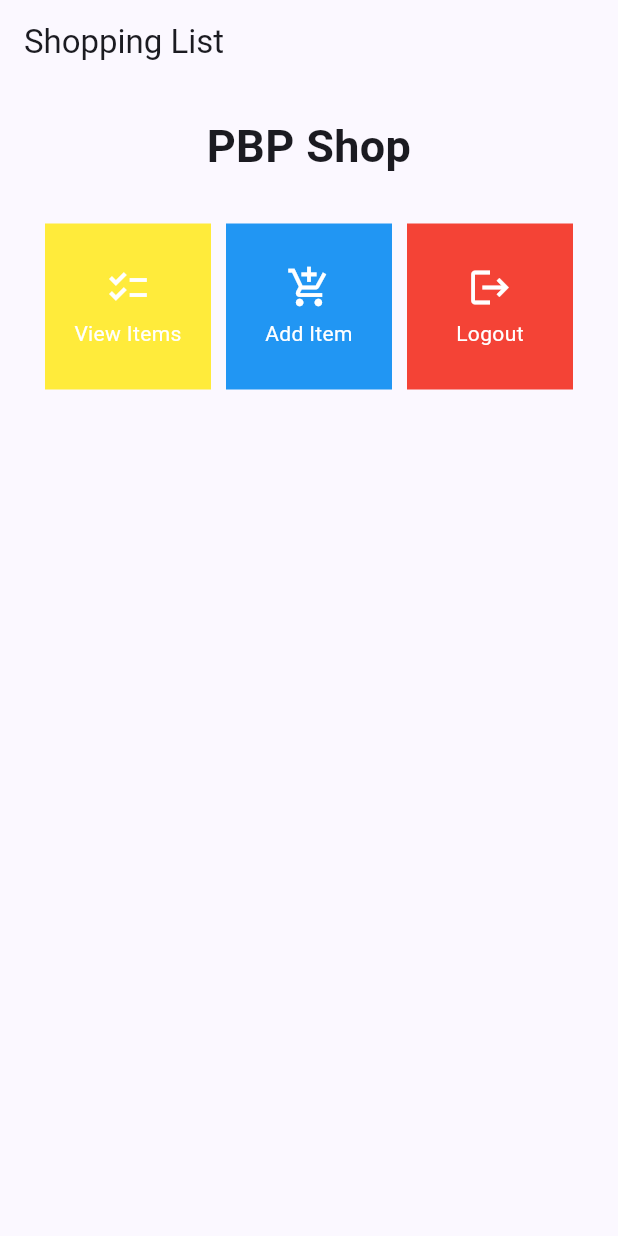
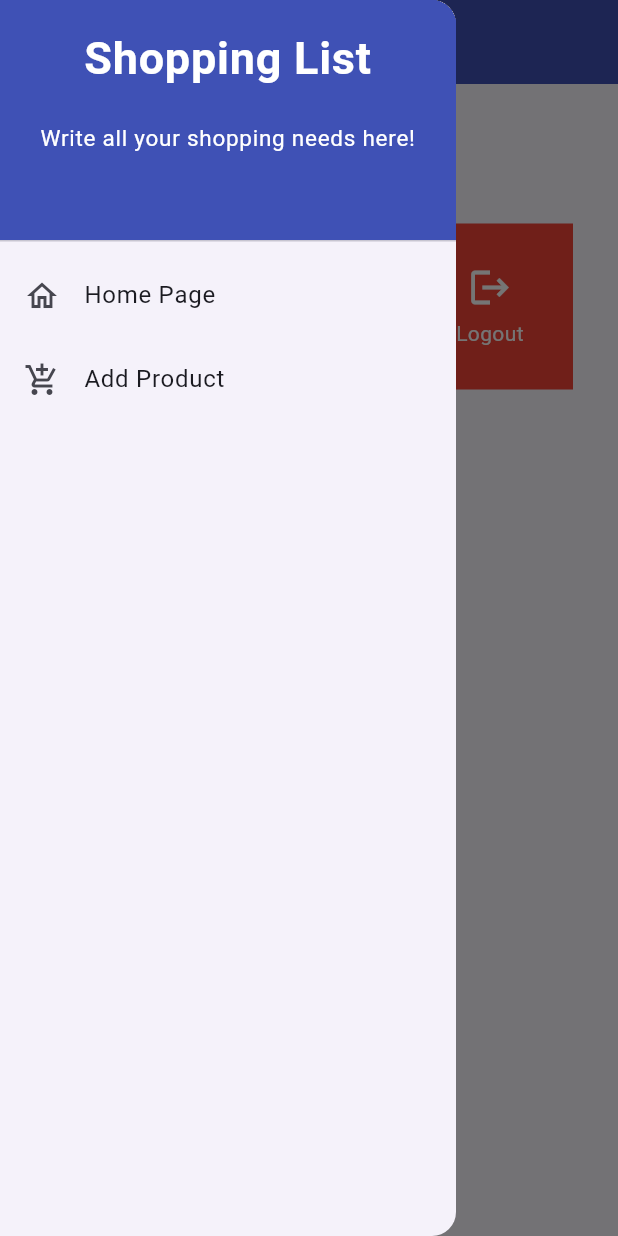
Before and after one commit to samuelcodingjourney/store-inventory-mobile, a Flutter app: the screen it shows after launch, with the side drawer open (before the commit the screen has no drawer), on a phone screen of 412 x 824 dp. Run offline on Flutter 3.47's test engine with Material 2 defaults, Android fonts, the phone set to English and light mode, and no system bars.

Commit message:
commit for assignment8

```diff
--- a/lib/main.dart
+++ b/lib/main.dart
@@ -1,5 +1,5 @@
 import 'package:flutter/material.dart';
-import 'package:store_inventory/menu.dart';
+import 'package:store_inventory/screens/menu.dart';
 
 void main() {
   runApp(const MyApp());
--- a/lib/menu.dart
+++ b/lib/screens/menu.dart
@@ -1,19 +1,15 @@
 import 'package:flutter/material.dart';
+import 'package:store_inventory/widgets/left_drawer.dart';
+import 'package:store_inventory/widgets/shop_card.dart';
 
 
-class ShopItem {
-  final String name;
-  final IconData icon;
-
-  ShopItem(this.name, this.icon);
-}
 class MyHomePage extends StatelessWidget {
   MyHomePage({Key? key}) : super(key: key);
   final List<ShopItem> items = [
-    ShopItem("View Items", Icons.checklist),
-    ShopItem("Add Item", Icons.add_shopping_cart),
+    ShopItem("View Products", Icons.checklist),
+    ShopItem("Add Product", Icons.add_shopping_cart),
     ShopItem("Logout", Icons.logout),
-];
+  ];
   // This widget is the home page of your application. It is stateful, meaning
   // that it has a State object (defined below) that contains fields that affect
   // how it looks.
@@ -30,7 +26,10 @@
     title: const Text(
       'Shopping List',
     ),
+    backgroundColor: Colors.indigo,
+    foregroundColor: Colors.white,
   ),
+  drawer: const LeftDrawer(),
   body: SingleChildScrollView(
     // Scrolling wrapper widget
     child: Padding(
@@ -69,66 +68,5 @@
     ),
   ),
         );
-    }
-
-
 }
-
-class ShopCard extends StatelessWidget {
-  final ShopItem item;
-
-  const ShopCard(this.item, {Key? key}); // Constructor
-  @override
-  Widget build(BuildContext context) {
-    var colors = Colors.indigo;
-    var identify = '${this.item.name}';
-    switch(identify) {
-      case "View Items": colors = Colors.yellow;
-      break;
-
-      case "Add Item": colors = Colors.blue;
-      break;
-
-      case "Logout": colors = Colors.red;
-      break;
-
-      default: colors= colors;
-      break;
-    }
-    return Material(
-      color: colors,
-      child: InkWell(
-        // Responsive touch area
-        onTap: () {
-          // Show a SnackBar when clicked
-          ScaffoldMessenger.of(context)
-            ..hideCurrentSnackBar()
-            ..showSnackBar(SnackBar(
-                content: Text("You clicked the ${item.name} button")));
-        },
-        child: Container(
-          // Container to hold Icon and Text
-          padding: const EdgeInsets.all(8),
-          child: Center(
-            child: Column(
-              mainAxisAlignment: MainAxisAlignment.center,
-              children: [
-                Icon(
-                  item.icon,
-                  color: Colors.white,
-                  size: 30.0,
-                ),
-                const Padding(padding: EdgeInsets.all(3)),
-                Text(
-                  item.name,
-                  textAlign: TextAlign.center,
-                  style: const TextStyle(color: Colors.white),
-                ),
-              ],
-            ),
-          ),
-        ),
-      ),
-    );
-  }
 }
--- /dev/null
+++ b/lib/widgets/left_drawer.dart
@@ -0,0 +1,73 @@
+import 'package:flutter/material.dart';
+import 'package:store_inventory/screens/menu.dart';
+import 'package:store_inventory/screens/shoplist_form.dart'; // TODO: Import the ShopFormPage page here
+class LeftDrawer extends StatelessWidget {
+  const LeftDrawer({super.key});
+
+  @override
+  Widget build(BuildContext context) {
+    return Drawer(
+      child: ListView(
+        children: [
+          const DrawerHeader(
+            decoration: BoxDecoration(
+    color: Colors.indigo,
+  ),
+  child: Column(
+    children: [
+      Text(
+        'Shopping List',
+        textAlign: TextAlign.center,
+        style: TextStyle(
+          fontSize: 30,
+          fontWeight: FontWeight.bold,
+          color: Colors.white,
+        ),
+      ),
+      Padding(padding: EdgeInsets.all(10)),
+      Text("Write all your shopping needs here!",
+            textAlign: TextAlign.center,
+            style: TextStyle(
+              fontSize: 15,
+              color: Colors.white,
+              fontWeight: FontWeight.normal,
+            )
+          // TODO: Add a text style with center alignment, font size 15, white color, and regular weight
+          ),
+    ],
+  ),// TODO: drawer header section
+          ),
+          ListTile(
+  leading: const Icon(Icons.home_outlined),
+  title: const Text('Home Page'),
+  // redirect to MyHomePage
+  onTap: () {
+    Navigator.pushReplacement(
+        context,
+        MaterialPageRoute(
+          builder: (context) => MyHomePage(),
+        ));
+  },
+),
+ListTile(
+  leading: const Icon(Icons.add_shopping_cart),
+  title: const Text('Add Product'),
+  // redirect to ShopFormPage
+  onTap: () {
+    Navigator.pushReplacement(
+        context,
+        MaterialPageRoute(
+          builder: (context) => ShopFormPage(),
+        ));
+
+
+    /*
+    TODO: Create routing to ShopFormPage here
+    */
+  },
+),// TODO: routing section
+        ],
+      ),
+    );
+  }
+}
--- /dev/null
+++ b/lib/widgets/shop_card.dart
@@ -0,0 +1,78 @@
+import 'package:flutter/material.dart';
+import 'package:store_inventory/screens/shoplist_form.dart';
+
+class ShopItem {
+  final String name;
+  final IconData icon;
+
+  ShopItem(this.name, this.icon);
+}
+class ShopCard extends StatelessWidget {
+  final ShopItem item;
+
+  const ShopCard(this.item, {Key? key}); // Constructor
+
+  @override
+  Widget build(BuildContext context) {
+    var colors = Colors.indigo;
+    var identify = '${this.item.name}';
+    switch(identify) {
+      case "View Products": colors = Colors.yellow;
+      break;
+
+      case "Add Product": colors = Colors.blue;
+      break;
+
+      case "Logout": colors = Colors.red;
+      break;
+
+      default: colors= colors;
+      break;
+    }
+    return Material(
+      color: colors,
+      child: InkWell(
+        // Responsive touch area
+        onTap: () {
+          // Show a SnackBar when clicked
+          ScaffoldMessenger.of(context)
+            ..hideCurrentSnackBar()
+            ..showSnackBar(SnackBar(
+                content: Text("You clicked the ${item.name} button")));
+          // Navigate to the appropriate route (depending on the button type)
+          if (item.name == "Add Product") {
+              Navigator.push(
+              context,
+              MaterialPageRoute(
+              builder: (context) => ShopFormPage(),
+        ));          // TODO: Use Navigator.push to navigate to a MaterialPageRoute that encompasses ShopFormPage.
+            }
+  },
+
+
+        child: Container(
+          // Container to hold Icon and Text
+          padding: const EdgeInsets.all(8),
+          child: Center(
+            child: Column(
+              mainAxisAlignment: MainAxisAlignment.center,
+              children: [
+                Icon(
+                  item.icon,
+                  color: Colors.white,
+                  size: 30.0,
+                ),
+                const Padding(padding: EdgeInsets.all(3)),
+                Text(
+                  item.name,
+                  textAlign: TextAlign.center,
+                  style: const TextStyle(color: Colors.white),
+                ),
+              ],
+            ),
+          ),
+        ),
+      ),
+    );
+  }
+}
```
Also changed, not shown: lib/screens/shoplist_form.dart (added, +162 -0 lines).
